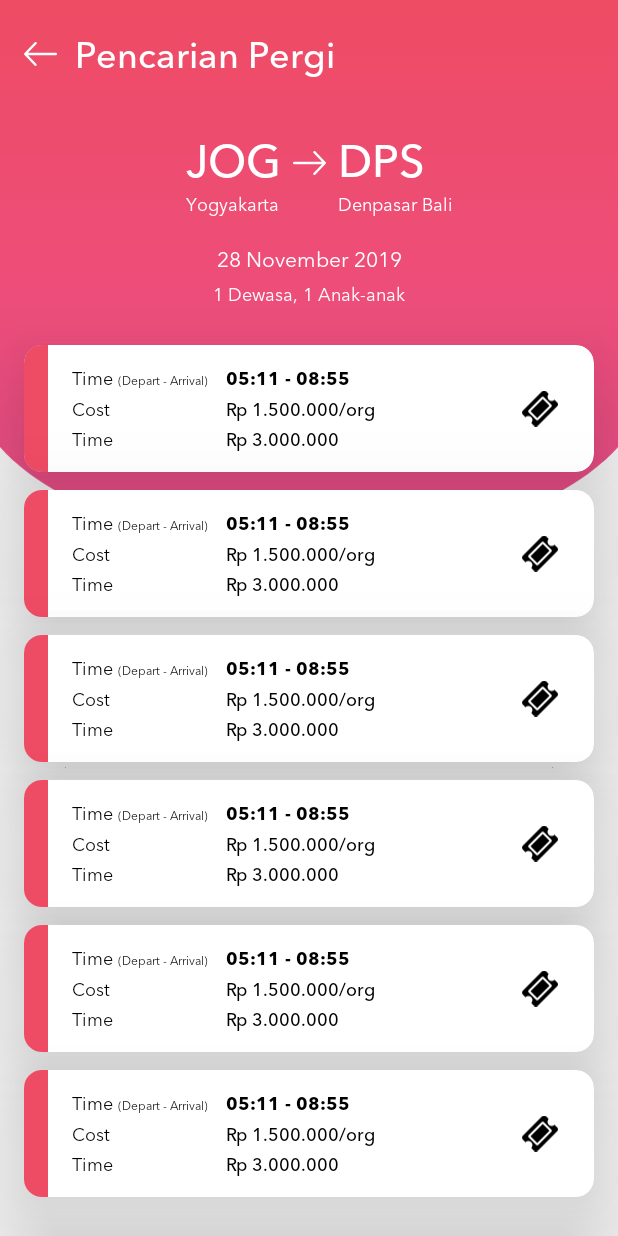
After one commit to DjakaTechnology/flicker-flight-app, an Android app: the SearchActivity screen opened directly, with no data from a screen before it, on a phone screen of 412 x 824 dp. The commit adds this screen. Run offline under Robolectric (Android 15) with nearby library versions, the phone set to English and light mode, and no system bars.

Commit message:
Added Search (Flight Ticket List) Activity

```diff
--- a/app/build.gradle
+++ b/app/build.gradle
@@ -43,4 +43,5 @@ dependencies {
 
     implementation "com.squareup.retrofit2:retrofit:2.5.0"
     implementation "com.squareup.retrofit2:converter-moshi:2.5.0"
+    implementation 'androidx.gridlayout:gridlayout:1.0.0'
 }
--- a/app/src/main/AndroidManifest.xml
+++ b/app/src/main/AndroidManifest.xml
@@ -9,13 +9,14 @@
         android:roundIcon="@mipmap/ic_launcher_round"
         android:supportsRtl="true"
         android:theme="@style/AppTheme">
+        <activity android:name=".ui.search.SearchActivity"></activity>
         <activity
             android:name=".ui.main.MainActivity"
             android:label="@string/title_activity_main">
             <intent-filter>
-                <action android:name="android.intent.action.MAIN"/>
+                <action android:name="android.intent.action.MAIN" />
 
-                <category android:name="android.intent.category.LAUNCHER"/>
+                <category android:name="android.intent.category.LAUNCHER" />
             </intent-filter>
         </activity>
     </application>
--- /dev/null
+++ b/app/src/main/java/id/djaka/flicker/base/BaseFragment.kt
@@ -0,0 +1,21 @@
+package id.djaka.mvpanddagger.base
+
+import android.content.Context
+import android.os.Bundle
+import androidx.appcompat.app.AppCompatActivity
+import androidx.fragment.app.Fragment
+
+abstract class BaseFragment<basePresenter: BasePresenter<BaseView>>: BaseView, Fragment(){
+    protected lateinit var presenter : basePresenter
+
+    override fun onCreate(savedInstanceState: Bundle?) {
+        super.onCreate(savedInstanceState)
+        presenter = instantiatePresenter()
+    }
+
+    abstract fun instantiatePresenter(): basePresenter
+
+    override fun getContext(): Context {
+        return this.activity!!
+    }
+}
--- a/app/src/main/java/id/djaka/flicker/ui/HomeFragment.kt
+++ /dev/null
@@ -1,23 +0,0 @@
-package id.djaka.flicker.ui
-
-
-import android.os.Bundle
-import androidx.fragment.app.Fragment
-import android.view.LayoutInflater
-import android.view.View
-import android.view.ViewGroup
-
-import id.djaka.flicker.R
-
-class HomeFragment : Fragment() {
-
-    override fun onCreateView(
-        inflater: LayoutInflater, container: ViewGroup?,
-        savedInstanceState: Bundle?
-    ): View? {
-        // Inflate the layout for this fragment
-        return inflater.inflate(R.layout.fragment_home, container, false)
-    }
-
-
-}
--- /dev/null
+++ b/app/src/main/java/id/djaka/flicker/ui/home/HomeFragment.kt
@@ -0,0 +1,40 @@
+package id.djaka.flicker.ui.home
+
+
+import android.os.Bundle
+import androidx.fragment.app.Fragment
+import android.view.LayoutInflater
+import android.view.View
+import android.view.ViewGroup
+
+import id.djaka.flicker.R
+import id.djaka.mvpanddagger.base.BaseFragment
+import kotlinx.android.synthetic.main.fragment_home.view.*
+
+class HomeFragment : BaseFragment<HomePresenter>(), HomeView {
+    override fun instantiatePresenter(): HomePresenter {
+        return HomePresenter(this)
+    }
+
+    override fun onCreateView(
+        inflater: LayoutInflater, container: ViewGroup?,
+        savedInstanceState: Bundle?
+    ): View? {
+        // Inflate the layout for this fragment
+        val v = inflater.inflate(R.layout.fragment_home, container, false)
+
+        presenter.onViewDestroyed()
+
+        prepareButtonAction(v)
+        return v
+    }
+
+    private fun prepareButtonAction(v:View) {
+        v.btn_search.setOnClickListener { presenter.launchSearchActivity(context) }
+    }
+
+    override fun onDestroy() {
+        super.onDestroy()
+        presenter.onViewDestroyed()
+    }
+}
--- /dev/null
+++ b/app/src/main/java/id/djaka/flicker/ui/home/HomePresenter.kt
@@ -0,0 +1,18 @@
+package id.djaka.flicker.ui.home
+
+import android.content.Context
+import android.content.Intent
+import id.djaka.flicker.ui.search.SearchActivity
+import id.djaka.mvpanddagger.base.BasePresenter
+
+class HomePresenter(homeView: HomeView) : BasePresenter<HomeView>(homeView){
+    override fun onViewCreated() {
+        super.onViewCreated()
+    }
+
+    fun launchSearchActivity(c:Context){
+        val i = Intent(c, SearchActivity::class.java)
+        c.startActivity(i)
+    }
+
+}
--- /dev/null
+++ b/app/src/main/java/id/djaka/flicker/ui/home/HomeView.kt
@@ -0,0 +1,8 @@
+package id.djaka.flicker.ui.home
+
+import id.djaka.mvpanddagger.base.BaseView
+
+interface HomeView : BaseView{
+
+
+}
--- a/app/src/main/java/id/djaka/flicker/ui/main/MainActivity.kt
+++ b/app/src/main/java/id/djaka/flicker/ui/main/MainActivity.kt
@@ -2,10 +2,8 @@ package id.djaka.flicker.ui.main
 
 import android.os.Bundle
 import com.google.android.material.bottomnavigation.BottomNavigationView
-import androidx.appcompat.app.AppCompatActivity
 import androidx.fragment.app.Fragment
 import id.djaka.flicker.R
-import id.djaka.flicker.ui.HomeFragment
 import id.djaka.mvpanddagger.base.BaseActivity
 import kotlinx.android.synthetic.main.activity_main.*
 
--- a/app/src/main/java/id/djaka/flicker/ui/main/MainPresenter.kt
+++ b/app/src/main/java/id/djaka/flicker/ui/main/MainPresenter.kt
@@ -4,7 +4,7 @@ import android.util.Log
 import androidx.fragment.app.Fragment
 import com.google.android.material.bottomnavigation.BottomNavigationView
 import id.djaka.flicker.R
-import id.djaka.flicker.ui.HomeFragment
+import id.djaka.flicker.ui.home.HomeFragment
 import id.djaka.mvpanddagger.base.BasePresenter
 
 class MainPresenter(mainView: MainView) : BasePresenter<MainView>(mainView){
@@ -12,8 +12,6 @@ class MainPresenter(mainView: MainView) : BasePresenter<MainView>(mainView){
 
     override fun onViewCreated() {
         super.onViewCreated()
-
-        Log.e("TAG", "DOES IT OWRK ?")
 
         setNavigationSelectedListener()
     }
--- /dev/null
+++ b/app/src/main/java/id/djaka/flicker/ui/search/SearchActivity.kt
@@ -0,0 +1,13 @@
+package id.djaka.flicker.ui.search
+
+import androidx.appcompat.app.AppCompatActivity
+import android.os.Bundle
+import id.djaka.flicker.R
+
+class SearchActivity : AppCompatActivity() {
+
+    override fun onCreate(savedInstanceState: Bundle?) {
+        super.onCreate(savedInstanceState)
+        setContentView(R.layout.activity_search)
+    }
+}
--- /dev/null
+++ b/app/src/main/res/drawable/ic_right_arrow_white.xml
@@ -0,0 +1,5 @@
+<vector android:autoMirrored="true" android:height="16dp"
+    android:viewportHeight="13.12" android:viewportWidth="18.659"
+    android:width="22dp" xmlns:android="http://schemas.android.com/apk/res/android">
+    <path android:fillColor="#fff" android:pathData="M6.094,12.923a0.662,0.662 0,0 0,0.94 -0.931l-4.768,-4.768L18.001,7.224A0.655,0.655 0,0 0,18.659 6.565a0.662,0.662 0,0 0,-0.658 -0.668L2.267,5.897l4.768,-4.759a0.675,0.675 0,0 0,-0 -0.94,0.659 0.659,0 0,0 -0.94,-0l-5.9,5.9a0.648,0.648 0,0 0,-0 0.931Z"/>
+</vector>
--- /dev/null
+++ b/app/src/main/res/drawable/square_red.xml
@@ -0,0 +1,12 @@
+<?xml version="1.0" encoding="utf-8"?>
+<shape xmlns:android="http://schemas.android.com/apk/res/android" android:shape="rectangle">
+    <!--<corners-->
+        <!--android:topLeftRadius="6dp"-->
+        <!--android:topRightRadius="6dp"-->
+        <!--android:bottomRightRadius="6dp"-->
+        <!--android:bottomLeftRadius="6dp">-->
+    <!--</corners>-->
+    <solid
+        android:color="@color/colorPrimary">
+    </solid>
+</shape>
--- /dev/null
+++ b/app/src/main/res/layout/activity_search.xml
@@ -0,0 +1,148 @@
+<?xml version="1.0" encoding="utf-8"?>
+<androidx.core.widget.NestedScrollView xmlns:android="http://schemas.android.com/apk/res/android"
+    xmlns:app="http://schemas.android.com/apk/res-auto"
+    xmlns:tools="http://schemas.android.com/tools"
+    android:layout_width="match_parent"
+    android:layout_height="match_parent"
+    tools:context=".ui.search.SearchActivity">
+
+    <FrameLayout
+        android:layout_width="match_parent"
+        android:layout_height="wrap_content">
+
+        <ImageView
+            android:id="@+id/imageView2"
+            android:layout_width="match_parent"
+            android:adjustViewBounds="true"
+            android:layout_height="wrap_content"
+            app:srcCompat="@drawable/bg_main" />
+
+        <LinearLayout
+            android:padding="@dimen/activity_padding"
+            android:clipToPadding="false"
+            android:clipChildren="false"
+            android:layout_width="match_parent"
+            android:layout_height="wrap_content"
+            android:orientation="vertical">
+
+            <TextView
+                android:id="@+id/textView2"
+                android:drawableStart="@drawable/ic_right_arrow_white"
+                android:drawablePadding="12dp"
+                android:layout_width="wrap_content"
+                android:layout_height="wrap_content"
+                android:fontFamily="@font/avenir_medium"
+                android:text="Pencarian Pergi"
+                android:textColor="@color/white"
+                android:textSize="24sp" />
+
+            <androidx.constraintlayout.widget.ConstraintLayout
+                android:paddingTop="32dp"
+                android:layout_marginBottom="24dp"
+                android:layout_width="match_parent"
+                android:layout_height="wrap_content">
+
+                <TextView
+                    android:id="@+id/tv_to"
+                    android:layout_width="wrap_content"
+                    android:layout_height="wrap_content"
+                    android:layout_marginStart="8dp"
+                    android:fontFamily="@font/avenir_medium"
+                    android:includeFontPadding="false"
+                    android:text="DPS"
+                    android:textColor="@color/white"
+                    android:textSize="30sp"
+                    app:layout_constraintStart_toEndOf="@+id/imageView3"
+                    app:layout_constraintTop_toTopOf="@+id/tv_from" />
+
+                <TextView
+                    android:id="@+id/tv_from"
+                    android:layout_width="wrap_content"
+                    android:layout_height="wrap_content"
+                    android:layout_marginEnd="8dp"
+                    android:fontFamily="@font/avenir_medium"
+                    android:includeFontPadding="false"
+                    android:text="JOG"
+                    android:textColor="@color/white"
+                    android:textSize="30sp"
+                    app:layout_constraintEnd_toStartOf="@+id/imageView3"
+                    app:layout_constraintTop_toTopOf="parent" />
+
+                <TextView
+                    android:id="@+id/tv_from_city"
+                    android:layout_width="wrap_content"
+                    android:layout_height="wrap_content"
+                    android:fontFamily="@font/avenir_regular"
+                    android:includeFontPadding="false"
+                    android:text="Yogyakarta"
+                    android:textColor="@color/white"
+                    android:textSize="12sp"
+                    app:layout_constraintStart_toStartOf="@+id/tv_from"
+                    app:layout_constraintTop_toBottomOf="@+id/tv_from" />
+
+                <TextView
+                    android:id="@+id/tv_to_city"
+                    android:layout_width="wrap_content"
+                    android:layout_height="wrap_content"
+                    android:fontFamily="@font/avenir_regular"
+                    android:includeFontPadding="false"
+                    android:text="Denpasar Bali"
+                    android:textColor="@color/white"
+                    android:textSize="12sp"
+                    app:layout_constraintStart_toStartOf="@+id/tv_to"
+                    app:layout_constraintTop_toBottomOf="@+id/tv_to" />
+
+                <TextView
+                    android:id="@+id/tv_to_city2"
+                    android:layout_width="wrap_content"
+                    android:layout_height="wrap_content"
+                    android:layout_marginStart="8dp"
+                    android:layout_marginTop="44dp"
+                    android:layout_marginEnd="8dp"
+                    android:fontFamily="@font/avenir_regular"
+                    android:text="28 November 2019"
+                    android:textColor="@color/white"
+                    android:textSize="14sp"
+                    app:layout_constraintEnd_toEndOf="parent"
+                    app:layout_constraintStart_toStartOf="parent"
+                    app:layout_constraintTop_toBottomOf="@+id/imageView3" />
+
+                <TextView
+                    android:id="@+id/tv_to_city3"
+                    android:layout_width="wrap_content"
+                    android:layout_height="wrap_content"
+                    android:layout_marginStart="8dp"
+                    android:layout_marginTop="2dp"
+                    android:layout_marginEnd="8dp"
+                    android:fontFamily="@font/avenir_regular"
+                    android:text="1 Dewasa, 1 Anak-anak"
+                    android:textColor="@color/white"
+                    android:textSize="12sp"
+                    app:layout_constraintEnd_toEndOf="parent"
+                    app:layout_constraintStart_toStartOf="parent"
+                    app:layout_constraintTop_toBottomOf="@+id/tv_to_city2" />
+
+                <ImageView
+                    android:id="@+id/imageView3"
+                    android:layout_width="wrap_content"
+                    android:layout_height="wrap_content"
+                    android:layout_marginTop="8dp"
+                    android:layout_marginBottom="8dp"
+                    android:rotation="180"
+                    app:layout_constraintBottom_toBottomOf="@+id/tv_from"
+                    app:layout_constraintEnd_toEndOf="parent"
+                    app:layout_constraintStart_toStartOf="parent"
+                    app:layout_constraintTop_toTopOf="@+id/tv_to"
+                    app:srcCompat="@drawable/ic_right_arrow_white" />
+            </androidx.constraintlayout.widget.ConstraintLayout>
+            <include android:layout_width="match_parent"  layout="@layout/rv_ticket_search"
+                android:layout_height="wrap_content" />
+            <include layout="@layout/rv_ticket_search"/>
+            <include layout="@layout/rv_ticket_search"/>
+            <include layout="@layout/rv_ticket_search"/>
+            <include layout="@layout/rv_ticket_search"/>
+            <include layout="@layout/rv_ticket_search"/>
+        </LinearLayout>
+
+    </FrameLayout>
+</androidx.core.widget.NestedScrollView>
--- a/app/src/main/res/layout/fragment_home.xml
+++ b/app/src/main/res/layout/fragment_home.xml
@@ -5,7 +5,7 @@
     xmlns:tools="http://schemas.android.com/tools"
     android:layout_width="match_parent"
     android:layout_height="match_parent"
-    tools:context=".ui.HomeFragment"
+    tools:context=".ui.home.HomeFragment"
     android:fillViewport="true">
 
     <androidx.constraintlayout.widget.ConstraintLayout
@@ -495,7 +495,7 @@
                 </LinearLayout>
 
                 <Button
-                    android:id="@+id/button2"
+                    android:id="@+id/btn_search"
                     android:layout_width="match_parent"
                     android:layout_height="wrap_content"
                     android:layout_marginStart="-24dp"
--- /dev/null
+++ b/app/src/main/res/layout/rv_ticket_search.xml
@@ -0,0 +1,132 @@
+<?xml version="1.0" encoding="utf-8"?>
+<FrameLayout xmlns:android="http://schemas.android.com/apk/res/android"
+    xmlns:app="http://schemas.android.com/apk/res-auto"
+    android:orientation="vertical"
+    android:layout_width="match_parent"
+    android:clipToPadding="false"
+    android:layout_height="wrap_content">
+    <androidx.cardview.widget.CardView
+        android:layout_marginBottom="12dp"
+        app:cardCornerRadius="12dp"
+        app:cardElevation="45dp"
+        android:clickable="true"
+        android:foreground="?selectableItemBackground"
+        android:layout_width="match_parent"
+        android:layout_height="wrap_content"
+        android:focusable="true">
+
+        <androidx.constraintlayout.widget.ConstraintLayout
+            android:layout_width="match_parent"
+            android:layout_height="wrap_content">
+
+            <ImageView
+                android:id="@+id/imgAccent"
+                android:layout_width="16dp"
+                android:layout_height="0dp"
+                app:layout_constraintBottom_toBottomOf="parent"
+                app:layout_constraintStart_toStartOf="parent"
+                app:layout_constraintTop_toTopOf="parent"
+                app:srcCompat="@drawable/square_red" />
+
+            <ImageView
+                android:id="@+id/imgAccent2"
+                android:layout_width="wrap_content"
+                android:layout_height="0dp"
+                android:layout_marginEnd="24dp"
+                app:layout_constraintBottom_toBottomOf="parent"
+                app:layout_constraintEnd_toEndOf="parent"
+                app:layout_constraintTop_toTopOf="parent"
+                app:layout_constraintVertical_bias="0.0"
+                app:srcCompat="@drawable/ic_ticket" />
+
+            <androidx.gridlayout.widget.GridLayout
+                android:id="@+id/gridLayout"
+                android:layout_width="wrap_content"
+                android:layout_height="wrap_content"
+                android:layout_marginStart="16dp"
+                android:paddingTop="12dp"
+                android:paddingBottom="12dp"
+                app:columnCount="2"
+                app:layout_constraintEnd_toStartOf="@+id/imgAccent2"
+                app:layout_constraintHorizontal_bias="0.0"
+                app:layout_constraintStart_toEndOf="@+id/imgAccent"
+                app:layout_constraintTop_toTopOf="parent"
+                app:rowCount="3">
+
+                <LinearLayout
+                    android:layout_width="wrap_content"
+                    android:layout_height="wrap_content"
+                    android:orientation="horizontal">
+
+                    <TextView
+                        android:id="@+id/textView5"
+                        android:layout_width="wrap_content"
+                        android:layout_height="wrap_content"
+                        android:fontFamily="@font/avenir_regular"
+                        android:text="Time "
+                        android:textColor="@color/black"
+                        android:textSize="12sp" />
+
+                    <TextView
+                        android:layout_width="wrap_content"
+                        android:layout_height="wrap_content"
+                        android:fontFamily="@font/avenir_regular"
+                        android:paddingEnd="12dp"
+                        android:text="(Depart - Arrival)"
+                        android:textColor="@color/black"
+                        android:textSize="8sp" />
+                </LinearLayout>
+
+                <TextView
+                    android:id="@+id/textView7"
+                    android:layout_width="wrap_content"
+                    android:layout_height="wrap_content"
+                    android:fontFamily="@font/avenir_bold"
+                    android:text="05:11 - 08:55"
+                    android:textColor="@color/black"
+                    android:textSize="12sp" />
+
+                <TextView
+                    android:id="@+id/textView13"
+                    android:layout_width="wrap_content"
+                    android:layout_height="wrap_content"
+                    android:fontFamily="@font/avenir_regular"
+                    android:paddingEnd="12dp"
+                    android:text="Cost"
+                    android:textColor="@color/black"
+                    android:textSize="12sp" />
+
+                <TextView
+                    android:id="@+id/textView14"
+                    android:layout_width="wrap_content"
+                    android:layout_height="wrap_content"
+                    android:fontFamily="@font/avenir_medium"
+                    android:paddingEnd="12dp"
+                    android:text="Rp 1.500.000/org"
+                    android:textColor="@color/black"
+                    android:textSize="12sp" />
+
+                <TextView
+                    android:id="@+id/textView15"
+                    android:layout_width="wrap_content"
+                    android:layout_height="wrap_content"
+                    android:fontFamily="@font/avenir_regular"
+                    android:paddingEnd="12dp"
+                    android:text="Time"
+                    android:textColor="@color/black"
+                    android:textSize="12sp" />
+
+                <TextView
+                    android:id="@+id/textView16"
+                    android:layout_width="wrap_content"
+                    android:layout_height="wrap_content"
+                    android:fontFamily="@font/avenir_medium"
+                    android:paddingEnd="12dp"
+                    android:text="Rp 3.000.000"
+                    android:textColor="@color/black"
+                    android:textSize="12sp" />
+
+            </androidx.gridlayout.widget.GridLayout>
+        </androidx.constraintlayout.widget.ConstraintLayout>
+    </androidx.cardview.widget.CardView>
+</FrameLayout>
```
Lines whose indentation alone changed are shown as unchanged.
